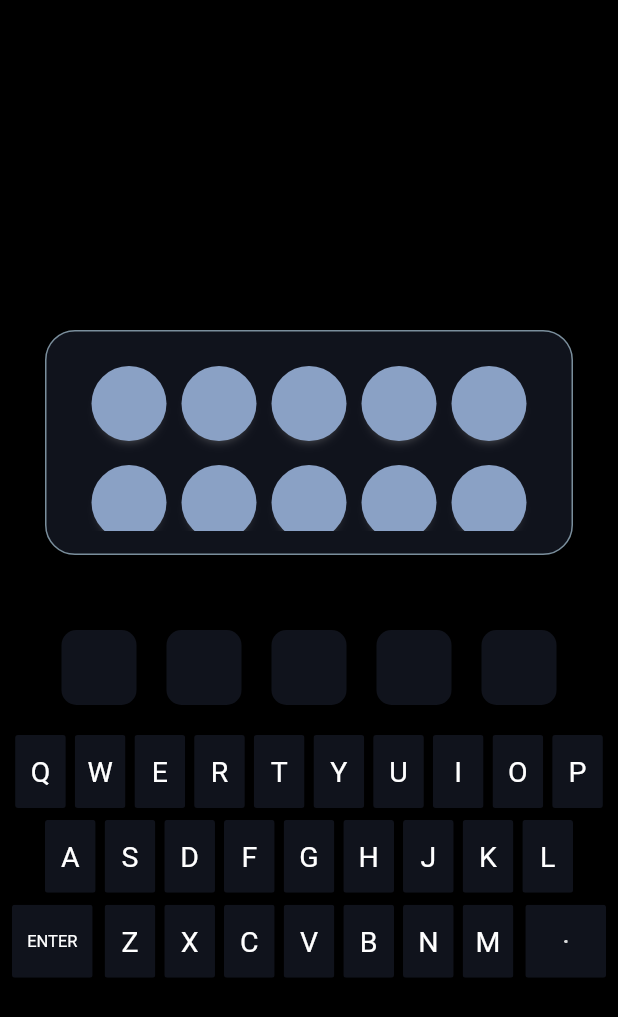
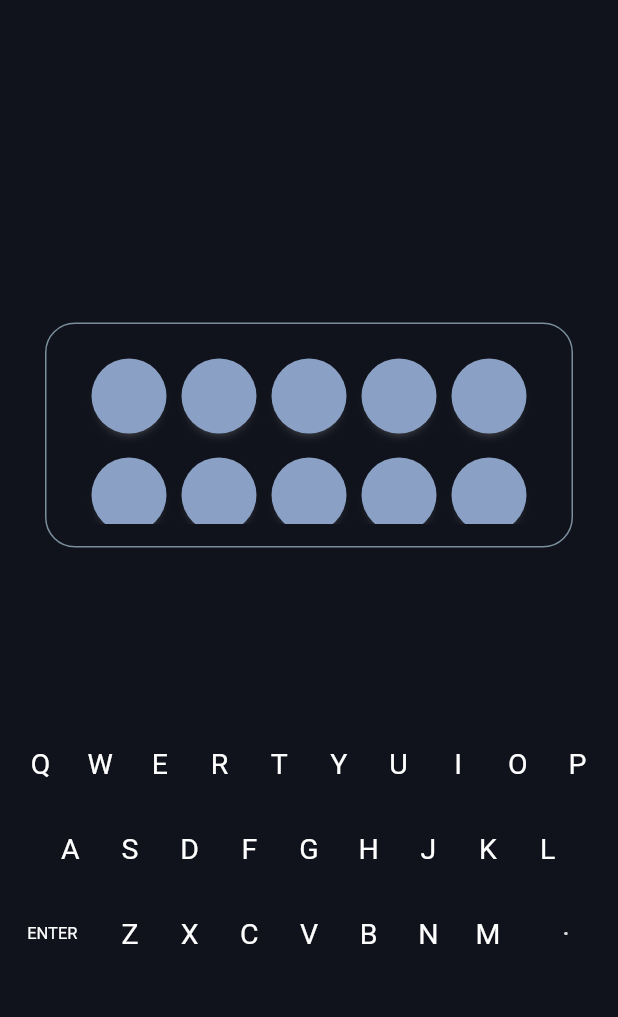
Before and after one commit to 100mslive/thirdle, a Flutter app: the screen it shows after launch, on a phone screen of 412 x 824 dp. Shown: the top 1017 px of the screen. Run offline on Flutter 3.47's test engine with Material 2 defaults, Android fonts, the phone set to English and light mode, and no system bars; drawn by our look-alikes of oktoast; our stand-ins replace google_fonts, permission_handler; missing offline and left inert: hmssdk_flutter; network calls fail; statements that could not run were skipped; project files that could hold a hidden picture were left out.

```diff
--- a/lib/constants/colors.dart
+++ b/lib/constants/colors.dart
@@ -1,3 +1,4 @@
 import 'package:flutter/material.dart';
 
 Color kPrimaryHMSColor = const Color(0xFF10131C);
+Color kSecondaryHMSColor = const Color(0xFF2471ED);
--- a/lib/ui/app.dart
+++ b/lib/ui/app.dart
@@ -1,5 +1,6 @@
 import 'package:flutter/material.dart';
 import 'package:provider/provider.dart';
+import 'package:thirdle/constants/colors.dart';
 import 'package:thirdle/meet_logic/meet_kit.dart';
 import 'package:thirdle/ui/screens/meet_board.dart';
 import 'package:thirdle/ui/screens/thirdle_board.dart';
@@ -17,7 +18,7 @@ class App extends StatelessWidget {
         return false;
       },
       child: Scaffold(
-        backgroundColor: Colors.black,
+        backgroundColor: kPrimaryHMSColor,
         body: Padding(
             padding: const EdgeInsets.symmetric(vertical: 50),
             child: ListView(
--- a/lib/ui/screens/meet_board.dart
+++ b/lib/ui/screens/meet_board.dart
@@ -30,9 +30,8 @@ class _MeetBoardState extends State<MeetBoard> {
 
   @override
   Widget build(BuildContext context) {
-    return Center(
-      child: SizedBox(
-        height: 140,
+    return SizedBox(
+      height: 135,
       width: 380,
       child: ListView(
         scrollDirection: Axis.horizontal,
@@ -45,7 +44,6 @@ class _MeetBoardState extends State<MeetBoard> {
             )
             .toList(),
       ),
-      ),
     );
   }
 }
```
Also changed, not shown: lib/ui/components/peer_tile.dart (+39 -29 lines). Lines whose indentation alone changed are shown as unchanged.
